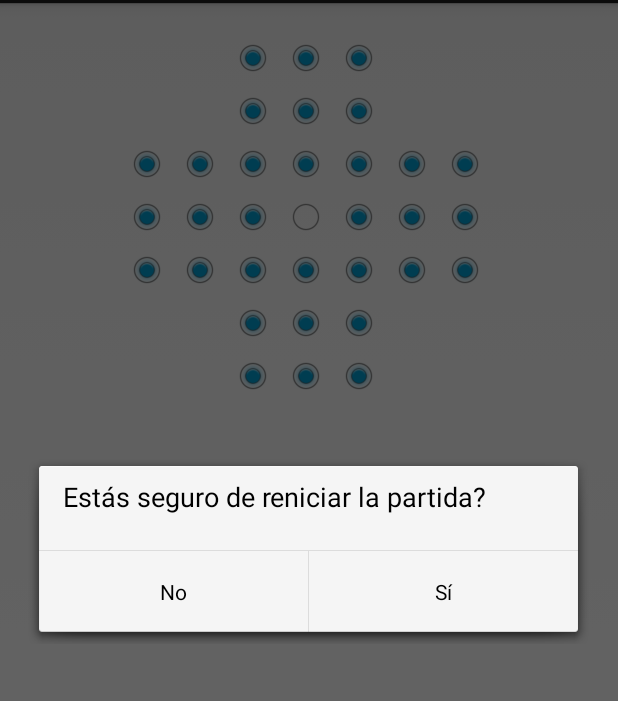
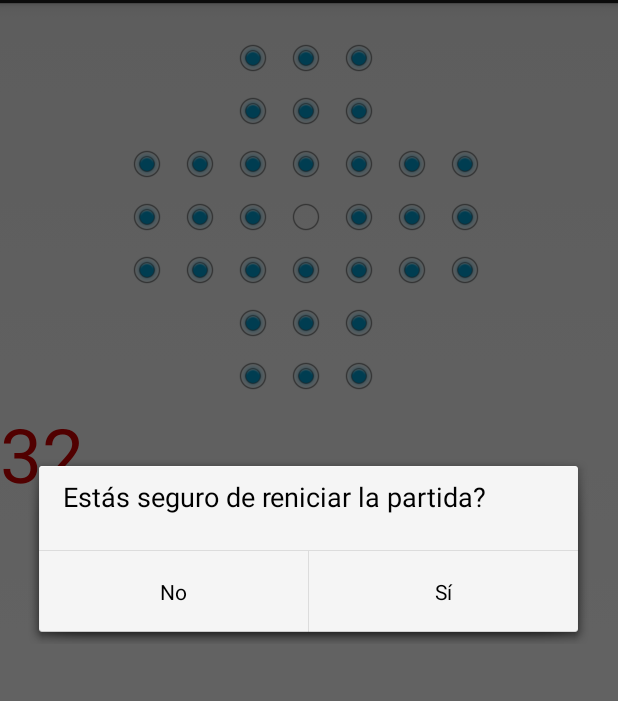
Before and after one commit to JorgeHigueraFombuena/solitariocelta.JH, an Android app: the screen it shows after launch (MainActivity), after a tap on "Reiniciar", on a phone screen of 412 x 824 dp, the part 69-770 px from its top. Run offline under Robolectric (Android 15) with nearby library versions, the phone set to English and light mode, and no system bars.

Commit message:
Ahora muestra tambien el número de fichas que queda

```diff
--- a/app/src/main/java/es/upm/miw/SolitarioCelta/MainActivity.java
+++ b/app/src/main/java/es/upm/miw/SolitarioCelta/MainActivity.java
@@ -11,6 +11,7 @@ import android.view.Menu;
 import android.view.MenuItem;
 import android.view.View;
 import android.widget.RadioButton;
+import android.widget.TextView;
 import android.widget.Toast;
 
 import java.text.SimpleDateFormat;
@@ -29,6 +30,7 @@ public class MainActivity extends Activity {
         setContentView(R.layout.activity_main);
         juego = new JuegoCelta();
         mostrarTablero();
+        updateNumTokens();
     }
 
     /**
@@ -43,6 +45,8 @@ public class MainActivity extends Activity {
         int j = resourceName.charAt(2) - '0';   // columna
 
         juego.jugar(i, j);
+
+        updateNumTokens();
 
         mostrarTablero();
         if (juego.juegoTerminado()) {
@@ -112,15 +116,18 @@ public class MainActivity extends Activity {
 
             case R.id.opcAjustes:
                 startActivity(new Intent(this, SCeltaPrefs.class));
+                updateNumTokens();
                 return true;
 
             case R.id.opcAcercaDe:
                 startActivity(new Intent(this, AcercaDe.class));
+                updateNumTokens();
                 return true;
 
             case R.id.opcGuardarPartida:
                 FileController fileController = new FileController(MATCHES_FILE, this);
                 fileController.save(juego.serializaTablero());
+                updateNumTokens();
                 return true;
 
             case R.id.opcRecuperarPartida:
@@ -136,10 +143,12 @@ public class MainActivity extends Activity {
                                     String lastState = fileController.readLastLine();
                                     juego.deserializaTablero(lastState);
                                     mostrarTablero();
+                                    updateNumTokens();
                                     break;
 
                                 case DialogInterface.BUTTON_NEGATIVE:
                                     //No button clicked
+                                    updateNumTokens();
                                     break;
                             }
                         }
@@ -151,12 +160,15 @@ public class MainActivity extends Activity {
                 }
                 else {
                     juego.deserializaTablero(lastState);
+                    updateNumTokens();
                     mostrarTablero();
                 }
+                updateNumTokens();
                 return true;
 
             case R.id.opcMejoresResultados:
                startActivity(new Intent(this, StatisticsActivity.class));
+                updateNumTokens();
                 return true;
 
             case R.id.opcReiniciarPartida:
@@ -167,10 +179,12 @@ public class MainActivity extends Activity {
                             case DialogInterface.BUTTON_POSITIVE:
                                 juego.reiniciar();
                                 mostrarTablero();
+                                updateNumTokens();
                                 break;
 
                             case DialogInterface.BUTTON_NEGATIVE:
                                 //No button clicked
+                                updateNumTokens();
                                 break;
                         }
                     }
@@ -179,6 +193,7 @@ public class MainActivity extends Activity {
                 AlertDialog.Builder builder = new AlertDialog.Builder(this);
                 builder.setMessage(R.string.restartMatch).setPositiveButton(R.string.yes, dialogClickListener)
                         .setNegativeButton(R.string.no, dialogClickListener).show();
+                updateNumTokens();
                 return true;
 
             default:
@@ -187,7 +202,13 @@ public class MainActivity extends Activity {
                         getString(R.string.txtSinImplementar),
                         Toast.LENGTH_SHORT
                 ).show();
+                updateNumTokens();
         }
         return true;
     }
+
+    private void updateNumTokens(){
+        TextView textView = (TextView)findViewById(R.id.numToken);
+        textView.setText(juego.numeroFichas() + "");
+    }
 }
--- a/app/src/main/res/layout/activity_main.xml
+++ b/app/src/main/res/layout/activity_main.xml
@@ -14,7 +14,7 @@
 
     <RelativeLayout
         android:layout_width="match_parent"
-        android:layout_height="match_parent">
+        android:layout_height="wrap_content">
 
         <!-- Row 0 -->
         <RadioButton
@@ -193,4 +193,12 @@
             android:layout_below="@id/p54"/>
 
     </RelativeLayout>
+    <TextView
+        android:id="@+id/numToken"
+        android:layout_width="match_parent"
+        android:layout_height="match_parent"
+        android:textAlignment="center"
+        android:textColor="@android:color/holo_red_dark"
+        android:textSize="50dp"
+        />
 </LinearLayout>
```
Also changed, not shown: app/src/main/java/es/upm/miw/SolitarioCelta/JuegoCelta.java (+9 -2 lines).
